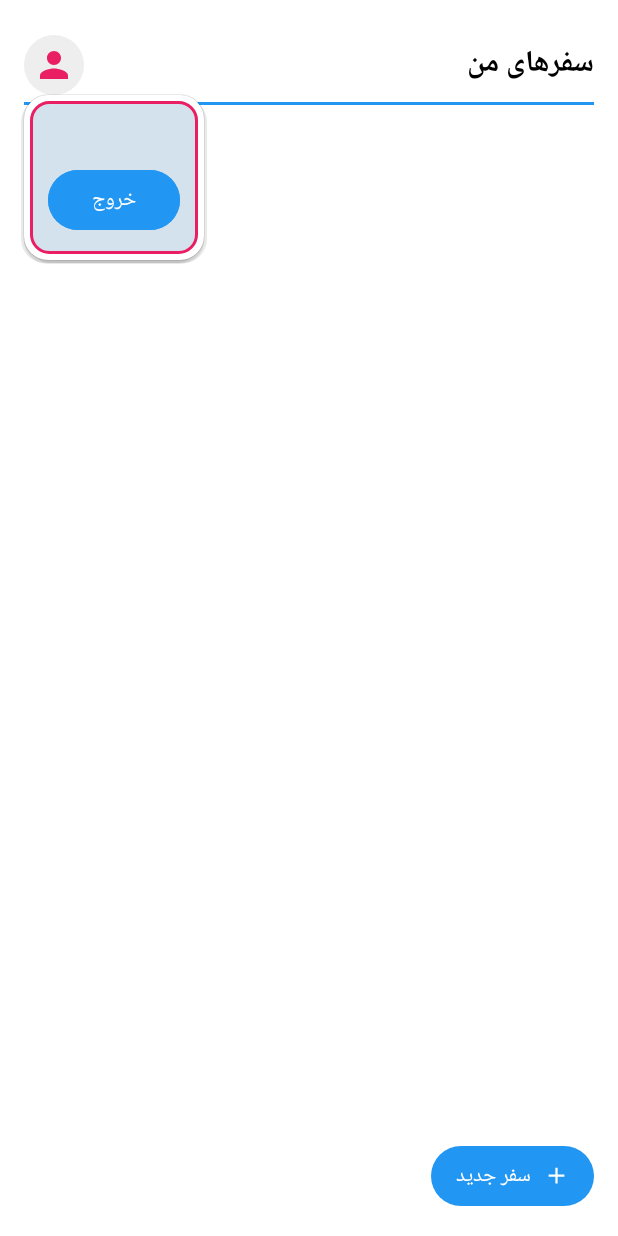
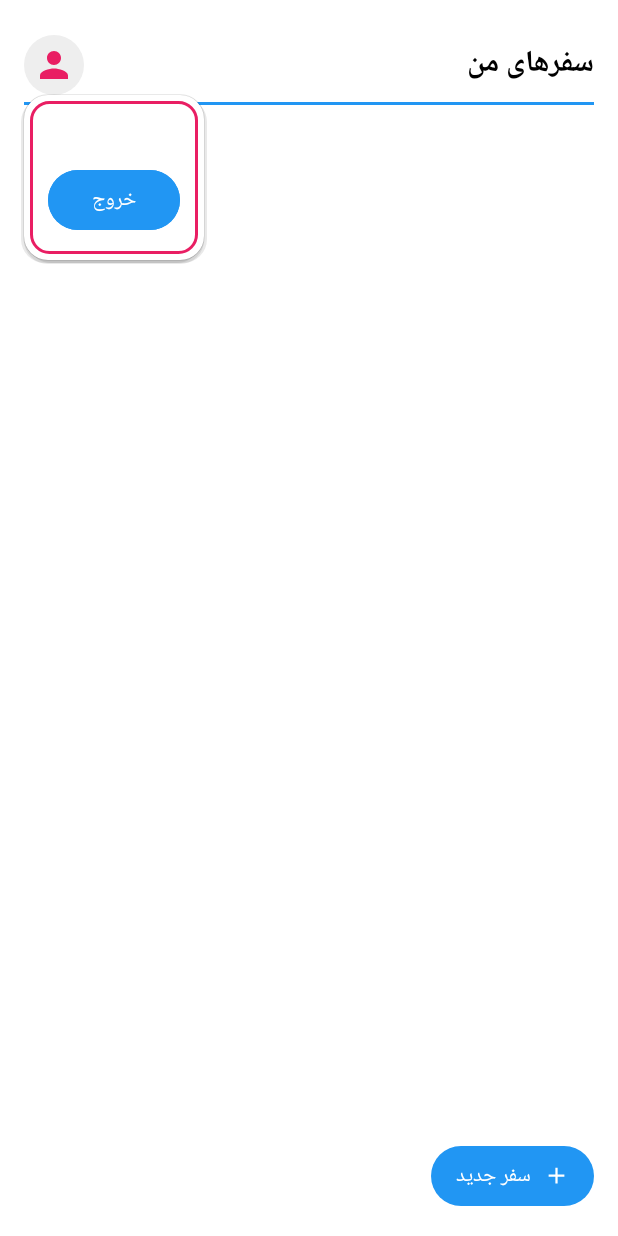
Before and after one commit to MaralFarahmandfar/Trip, an Android app: the HomeActivity screen opened directly, with no data from a screen before it, after a tap on "پروفایل", on a phone screen of 412 x 824 dp. Run offline under Robolectric (Android 15) with nearby library versions, the phone set to English and light mode, and no system bars; our stand-ins replace Firebase (no records; nobody signed in at launch, a user with empty details on screens opened directly).

Commit message:
solve a problem with toasts and fix some visual things

```diff
--- a/app/src/main/java/ir/shariaty/trip/HomeActivity.java
+++ b/app/src/main/java/ir/shariaty/trip/HomeActivity.java
@@ -7,7 +7,6 @@ import android.view.Gravity;
 import android.view.LayoutInflater;
 import android.view.View;
 import android.widget.Button;
-import android.widget.DatePicker;
 import android.widget.EditText;
 import android.widget.ImageView;
 import android.widget.LinearLayout;
--- a/app/src/main/java/ir/shariaty/trip/SignUpActivity.java
+++ b/app/src/main/java/ir/shariaty/trip/SignUpActivity.java
@@ -9,6 +9,8 @@ import android.widget.EditText;
 import android.widget.Toast;
 
 import androidx.appcompat.app.AppCompatActivity;
+
+
 
 import com.google.android.gms.auth.api.signin.GoogleSignIn;
 import com.google.android.gms.auth.api.signin.GoogleSignInAccount;
--- a/app/src/main/java/ir/shariaty/trip/TripAdapter.java
+++ b/app/src/main/java/ir/shariaty/trip/TripAdapter.java
@@ -7,7 +7,6 @@ import android.view.View;
 import android.view.ViewGroup;
 import android.widget.ImageButton;
 import android.widget.TextView;
-import android.widget.Toast;
 
 import androidx.annotation.NonNull;
 import androidx.recyclerview.widget.DiffUtil;
--- a/app/src/main/res/drawable/rounded_border.xml
+++ b/app/src/main/res/drawable/rounded_border.xml
@@ -12,7 +12,7 @@
     <!-- شکل داخلی با فاصله از بیرون -->
     <item android:left="4dp" android:top="4dp" android:right="4dp" android:bottom="4dp">
         <shape android:shape="rectangle">
-            <solid android:color="#D4E2ED" /> <!-- رنگ داخل -->
+            <solid android:color="#FFFFFF" /> <!-- رنگ داخل -->
             <stroke android:width="2dp" android:color="#E91E63
 " /> <!-- حاشیه صورتی -->
             <corners android:radius="12dp" /> <!-- گوشه‌ها کمی کوچکتر -->
--- a/app/src/main/res/layout/activity_home.xml
+++ b/app/src/main/res/layout/activity_home.xml
@@ -119,7 +119,7 @@
             android:layout_width="match_parent"
             android:layout_height="wrap_content"
             android:text="انتخاب تاریخ شروع"
-            app:backgroundTint="@color/colorAccent"/>
+            app:backgroundTint="@color/colorPrimary"/>
 
         <TextView
             android:id="@+id/textEndDate"
@@ -134,7 +134,7 @@
             android:layout_width="match_parent"
             android:layout_height="wrap_content"
             android:text="انتخاب تاریخ پایان"
-            app:backgroundTint="@color/colorAccent"/>
+            app:backgroundTint="@color/colorPrimary"/>
 
         <Button
             android:id="@+id/buttonSaveTrip"
```
